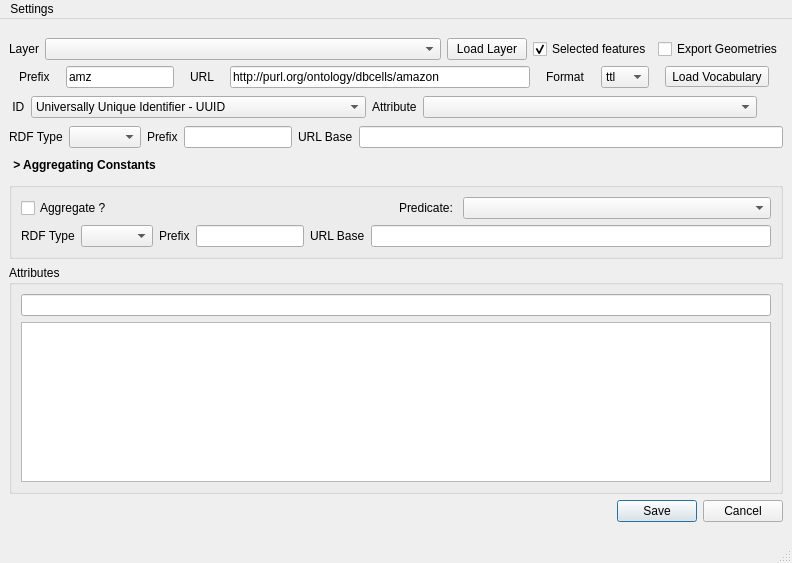
Before: the Qt Designer form Layer2Triple_main_base.ui in LambdaGeo/qgisparql-layer2triple, drawn with Qt 5.
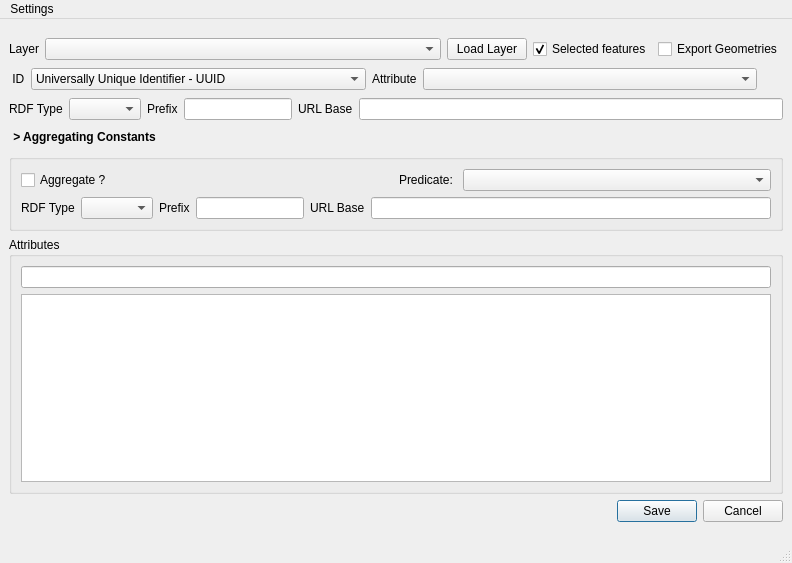
After: the same form once the commit is applied.

Commit message: corrigido designer

```diff
--- a/Layer2Triple_main_base.ui
+++ b/Layer2Triple_main_base.ui
@@ -79,108 +79,6 @@
           </item>
          </layout>
         </item>
-        <item>
-         <layout class="QHBoxLayout" name="horizontalLayout">
-          <item>
-           <widget class="QLabel" name="label">
-            <property name="sizePolicy">
-             <sizepolicy hsizetype="Fixed" vsizetype="Fixed">
-              <horstretch>0</horstretch>
-              <verstretch>0</verstretch>
-             </sizepolicy>
-            </property>
-            <property name="text">
-             <string>Prefix</string>
-            </property>
-           </widget>
-          </item>
-          <item>
-           <widget class="QLineEdit" name="linePrefix">
-            <property name="sizePolicy">
-             <sizepolicy hsizetype="Fixed" vsizetype="Fixed">
-              <horstretch>0</horstretch>
-              <verstretch>0</verstretch>
-             </sizepolicy>
-            </property>
-            <property name="text">
-             <string>amz</string>
-            </property>
-           </widget>
-          </item>
-          <item>
-           <widget class="QLabel" name="labelRDF">
-            <property name="sizePolicy">
-             <sizepolicy hsizetype="Fixed" vsizetype="Fixed">
-              <horstretch>0</horstretch>
-              <verstretch>0</verstretch>
-             </sizepolicy>
-            </property>
-            <property name="text">
-             <string>URL</string>
-            </property>
-           </widget>
-          </item>
-          <item>
-           <widget class="QLineEdit" name="lineURL">
-            <property name="sizePolicy">
-             <sizepolicy hsizetype="Preferred" vsizetype="Fixed">
-              <horstretch>0</horstretch>
-              <verstretch>0</verstretch>
-             </sizepolicy>
-            </property>
-            <property name="maximumSize">
-             <size>
-              <width>300</width>
-              <height>16777215</height>
-             </size>
-            </property>
-            <property name="text">
-             <string>http://purl.org/ontology/dbcells/amazon</string>
-            </property>
-           </widget>
-          </item>
-          <item>
-           <widget class="QLabel" name="label_2">
-            <property name="sizePolicy">
-             <sizepolicy hsizetype="Fixed" vsizetype="Preferred">
-              <horstretch>0</horstretch>
-              <verstretch>0</verstretch>
-             </sizepolicy>
-            </property>
-            <property name="text">
-             <string>Format</string>
-            </property>
-           </widget>
-          </item>
-          <item>
-           <widget class="QComboBox" name="comboFormat">
-            <property name="sizePolicy">
-             <sizepolicy hsizetype="Fixed" vsizetype="Fixed">
-              <horstretch>0</horstretch>
-              <verstretch>0</verstretch>
-             </sizepolicy>
-            </property>
-            <item>
-             <property name="text">
-              <string>ttl</string>
-             </property>
-            </item>
-            <item>
-             <property name="text">
-              <string>xml</string>
-             </property>
-            </item>
-           </widget>
-          </item>
-          <item>
-           <widget class="QToolButton" name="buttonLoad">
-            <property name="text">
-             <string>Load Vocabulary</string>
-            </property>
-           </widget>
-          </item>
-         </layout>
-        </item>
         <item>
          <layout class="QHBoxLayout" name="horizontalLayout_2">
           <item>
```
Left out of the diff: 2 changed lines with no effect on the pictures. The commit also changes 1 other file.
